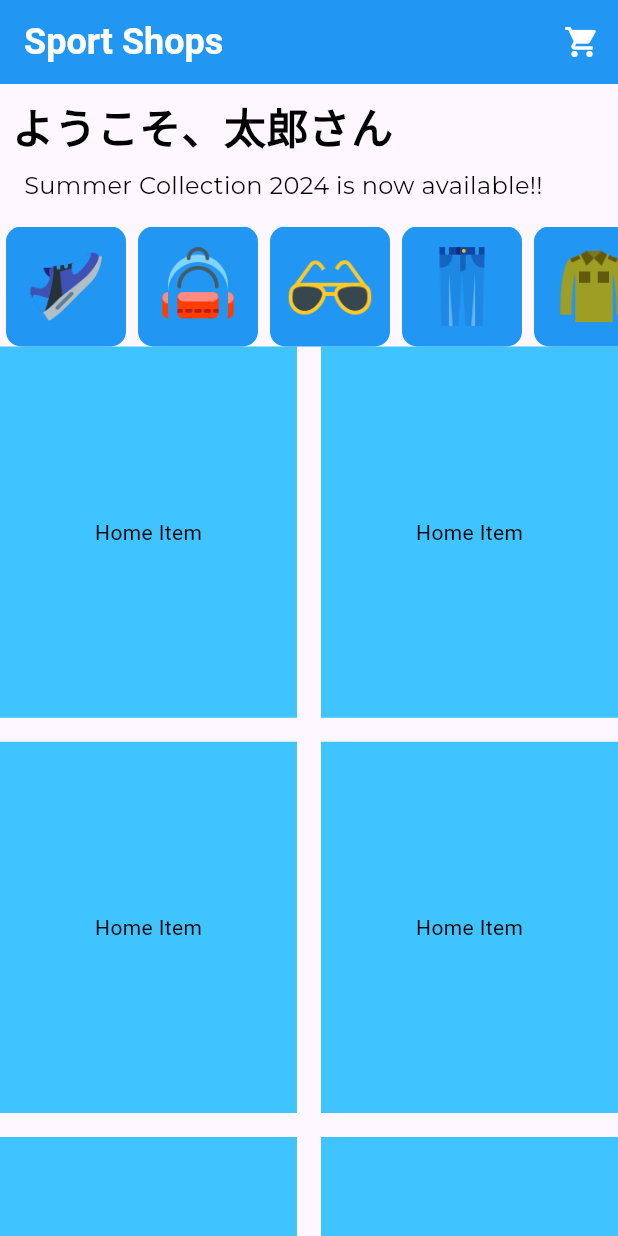
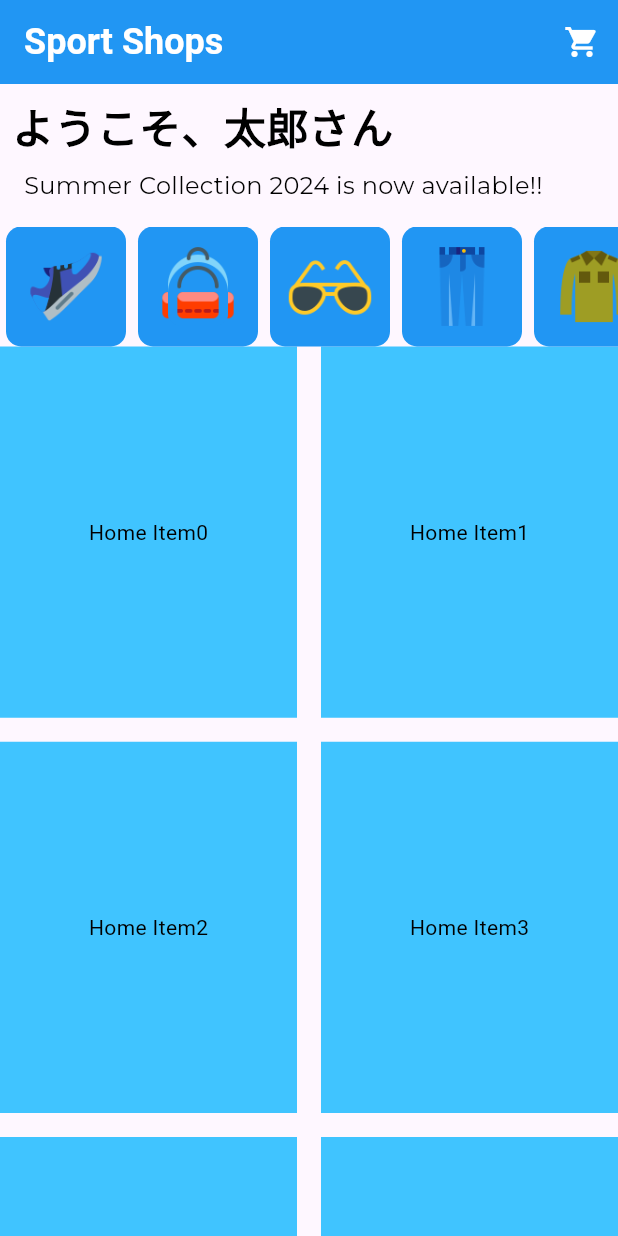
Before and after one commit to yukimiyake0607/ecshop_riverpod, a Flutter app: the screen it shows after launch, on a phone screen of 412 x 824 dp. Run offline on Flutter 3.47's test engine with Material 3 defaults, Android fonts, the phone set to English and light mode, and no system bars; our stand-ins replace google_fonts.

Commit message:
refactor: const削除

```diff
--- a/lib/screens/home_screen/home_items.dart
+++ b/lib/screens/home_screen/home_items.dart
@@ -11,7 +11,7 @@ class HomeItems extends StatelessWidget {
           return Container(
             color: Colors.lightBlueAccent,
             alignment: Alignment.center,
-            child: const Text('Home Item'),
+            child: Text('Home Item$index'),
           );
         },
         childCount: 10,
```
